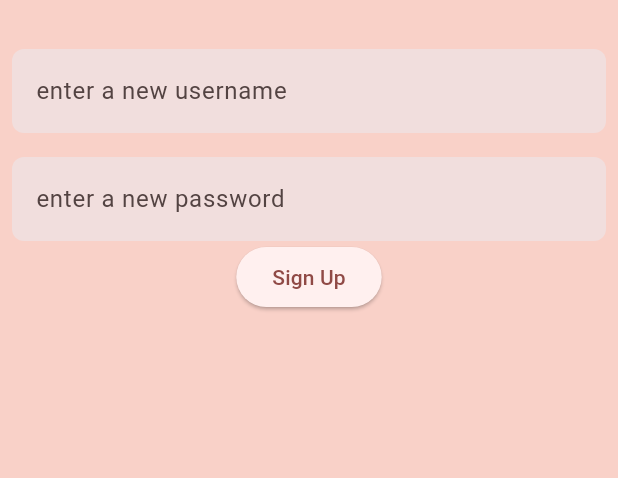
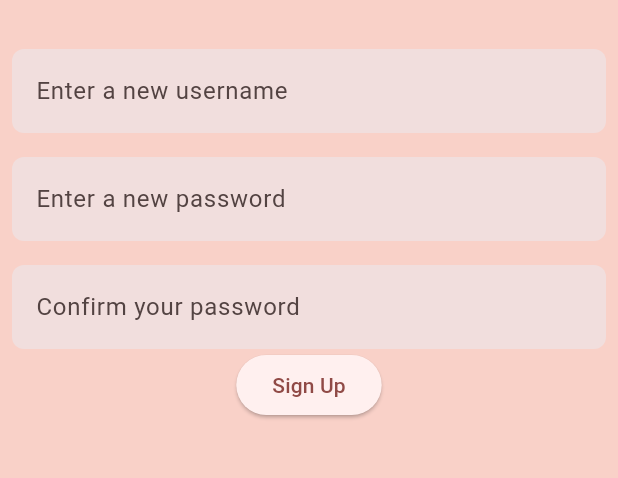
Before and after one commit to Saavy-25/Kubera-Frontend, a Flutter app: the SignUpScreen screen opened directly, after a tap on "Sign Up", on a phone screen of 412 x 824 dp, the part 71-549 px from its top. Run offline on Flutter 3.47's test engine with Material 3 defaults, Android fonts, the phone set to English and light mode, and no system bars; our stand-ins replace fl_chart, image_picker; accounts and stored records are empty; generated files the repository leaves out were written again; network calls fail.

Commit message:
obscure passwords and ask user to confirm

```diff
--- a/flutter_kubera/lib/src/ui/tabs/settings/authentication/login.dart
+++ b/flutter_kubera/lib/src/ui/tabs/settings/authentication/login.dart
@@ -87,7 +87,8 @@ class _LoginScreenState extends State<LoginScreen> {
                   borderSide: BorderSide.none,
                 ),
                 filled: true,
-              )
+              ),
+              obscureText: true,
             ),
             ElevatedButton(
                 onPressed: () {
--- a/flutter_kubera/lib/src/ui/tabs/settings/authentication/sign_up.dart
+++ b/flutter_kubera/lib/src/ui/tabs/settings/authentication/sign_up.dart
@@ -17,6 +17,7 @@ class _SignUpScreenState extends State<SignUpScreen> {
   late Future<Test> futureTest;
   final TextEditingController _usernameController = TextEditingController();
   final TextEditingController _passwordController = TextEditingController();
+  final TextEditingController _passwordConfirmController = TextEditingController();
 
   @override
   void initState() {
@@ -66,7 +67,7 @@ class _SignUpScreenState extends State<SignUpScreen> {
               controller: _usernameController,
               //onSubmitted: fetchSearchResults,
               decoration: InputDecoration(
-                hintText: "enter a new username",
+                hintText: "Enter a new username",
                 border: OutlineInputBorder(
                   borderRadius: BorderRadius.circular(8.0),
                   borderSide: BorderSide.none,
@@ -79,17 +80,36 @@ class _SignUpScreenState extends State<SignUpScreen> {
               controller: _passwordController,
               //onSubmitted: fetchSearchResults,
               decoration: InputDecoration(
-                hintText: "enter a new password",
+                hintText: "Enter a new password",
                 border: OutlineInputBorder(
                   borderRadius: BorderRadius.circular(8.0),
                   borderSide: BorderSide.none,
                 ),
                 filled: true,
-              )
+              ),
+              obscureText: true,
+            ),
+            const SizedBox(height: 16),
+            TextFormField(
+              controller: _passwordConfirmController,
+              //onSubmitted: fetchSearchResults,
+              decoration: InputDecoration(
+                hintText: "Confirm your password",
+                border: OutlineInputBorder(
+                  borderRadius: BorderRadius.circular(8.0),
+                  borderSide: BorderSide.none,
+                ),
+                filled: true,
+              ),
+              obscureText: true,
             ),
             ElevatedButton(
                 onPressed: () {
-                  if(_usernameController.text != "" && _passwordController.text != ""){
+                  if(_usernameController.text != "" && _passwordController.text != "" && _passwordConfirmController.text != ""){
+                    if(_passwordController.text != _passwordConfirmController.text){
+                      _showErrorDialog("Passwords do not match.");
+                      return;
+                    }
                     _signup(context, _usernameController.text, _passwordController.text);
                   }
                   },
```
